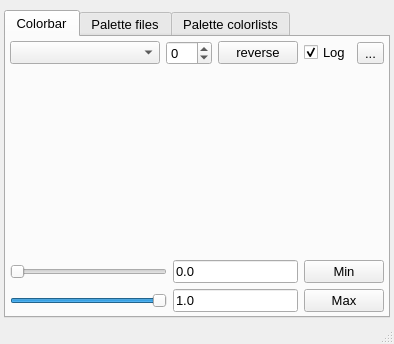
First picture: the form in UIs/nColorBarWin.ui, repository NeutrinoToolkit/Neutrino, before the edit.
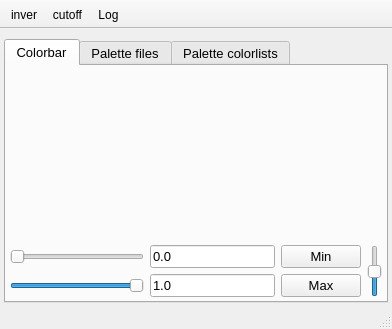
Second picture: the form after the edit. Icons and pictures are not drawn. Custom widgets are drawn as their Qt base class.

Commit message: fixed gamma on nColorbawin/nHistogram

Patch:
```diff
--- a/UIs/nColorBarWin.ui
+++ b/UIs/nColorBarWin.ui
@@ -6,13 +6,19 @@
    <rect>
     <x>0</x>
     <y>0</y>
-    <width>394</width>
-    <height>344</height>
+    <width>392</width>
+    <height>329</height>
    </rect>
   </property>
   <property name="windowTitle">
    <string>ColorBar</string>
   </property>
+  <property name="iconSize">
+   <size>
+    <width>20</width>
+    <height>20</height>
+   </size>
+  </property>
   <property name="unifiedTitleAndToolBarOnMac">
    <bool>true</bool>
   </property>
@@ -60,87 +66,6 @@
         <property name="bottomMargin">
          <number>4</number>
         </property>
-        <item row="0" column="0">
-         <widget class="QWidget" name="widget_3" native="true">
-          <layout class="QGridLayout" name="gridLayout_8" columnstretch="1,0,0,0,0,0">
-           <property name="leftMargin">
-            <number>0</number>
-           </property>
-           <property name="topMargin">
-            <number>0</number>
-           </property>
-           <property name="rightMargin">
-            <number>0</number>
-           </property>
-           <property name="bottomMargin">
-            <number>0</number>
-           </property>
-           <item row="0" column="0">
-            <widget class="QComboBox" name="comboBox">
-             <property name="enabled">
-              <bool>true</bool>
-             </property>
-             <property name="font">
-              <font>
-               <pointsize>10</pointsize>
-              </font>
-             </property>
-            </widget>
-           </item>
-           <item row="0" column="2">
-            <widget class="QPushButton" name="invert">
-             <property name="font">
-              <font>
-               <pointsize>10</pointsize>
-              </font>
-             </property>
-             <property name="text">
-              <string>reverse</string>
-             </property>
-            </widget>
-           </item>
-           <item row="0" column="3">
-            <widget class="QCheckBox" name="checkBox">
-             <property name="font">
-              <font>
-               <pointsize>10</pointsize>
-              </font>
-             </property>
-             <property name="autoFillBackground">
-              <bool>false</bool>
-             </property>
-             <property name="text">
-              <string>Log</string>
-             </property>
-             <property name="checked">
-              <bool>true</bool>
-             </property>
-            </widget>
-           </item>
-           <item row="0" column="1">
-            <widget class="QSpinBox" name="gamma">
-             <property name="toolTip">
-              <string>γ value (inverse if negative)</string>
-             </property>
-             <property name="minimum">
-              <number>-99</number>
-             </property>
-            </widget>
-           </item>
-           <item row="0" column="5">
-            <widget class="QToolButton" name="cutoff">
-             <property name="text">
-              <string>...</string>
-             </property>
-             <property name="icon">
-              <iconset resource="../resources/neutrino.qrc">
-               <normaloff>:/icons/saveClipboard.png</normaloff>:/icons/saveClipboard.png</iconset>
-             </property>
-            </widget>
-           </item>
-          </layout>
-         </widget>
-        </item>
         <item row="1" column="0">
          <widget class="nHistogram" name="histogram" native="true">
           <property name="minimumSize">
@@ -167,7 +92,7 @@
         </item>
         <item row="2" column="0">
          <widget class="QWidget" name="widget" native="true">
-          <layout class="QGridLayout" name="gridLayout_4" columnstretch="1,0,0">
+          <layout class="QGridLayout" name="gridLayout_4" columnstretch="1,0,0,0">
            <property name="leftMargin">
             <number>0</number>
            </property>
@@ -180,8 +105,32 @@
            <property name="bottomMargin">
             <number>0</number>
            </property>
-           <item row="0" column="0">
-            <widget class="QSlider" name="sliderMin">
+           <item row="1" column="2">
+            <widget class="QPushButton" name="setToMax">
+             <property name="font">
+              <font>
+               <pointsize>10</pointsize>
+              </font>
+             </property>
+             <property name="text">
+              <string>Max</string>
+             </property>
+            </widget>
+           </item>
+           <item row="1" column="1">
+            <widget class="QLineEdit" name="lineMax">
+             <property name="font">
+              <font>
+               <pointsize>10</pointsize>
+              </font>
+             </property>
+             <property name="text">
+              <string>1.0</string>
+             </property>
+            </widget>
+           </item>
+           <item row="1" column="0">
+            <widget class="QSlider" name="sliderMax">
              <property name="font">
               <font>
                <pointsize>10</pointsize>
@@ -190,6 +139,12 @@
              <property name="maximum">
               <number>10000</number>
              </property>
+             <property name="pageStep">
+              <number>1000</number>
+             </property>
+             <property name="value">
+              <number>10000</number>
+             </property>
              <property name="orientation">
               <enum>Qt::Horizontal</enum>
              </property>
@@ -219,8 +174,8 @@
              </property>
             </widget>
            </item>
-           <item row="1" column="0">
-            <widget class="QSlider" name="sliderMax">
+           <item row="0" column="0">
+            <widget class="QSlider" name="sliderMin">
              <property name="font">
               <font>
                <pointsize>10</pointsize>
@@ -228,42 +183,52 @@
              </property>
              <property name="maximum">
               <number>10000</number>
+             </property>
+             <property name="orientation">
+              <enum>Qt::Horizontal</enum>
+             </property>
+            </widget>
+           </item>
+           <item row="0" column="3" rowspan="2">
+            <widget class="QSlider" name="gamma">
+             <property name="toolTip">
+              <string>Image gamma</string>
+             </property>
+             <property name="minimum">
+              <number>-4</number>
+             </property>
+             <property name="maximum">
+              <number>6</number>
              </property>
              <property name="pageStep">
-              <number>1000</number>
+              <number>2</number>
              </property>
              <property name="value">
-              <number>10000</number>
+              <number>1</number>
              </property>
              <property name="orientation">
-              <enum>Qt::Horizontal</enum>
+              <enum>Qt::Vertical</enum>
              </property>
             </widget>
            </item>
-           <item row="1" column="1">
-            <widget class="QLineEdit" name="lineMax">
-             <property name="font">
-              <font>
-               <pointsize>10</pointsize>
-              </font>
-             </property>
-             <property name="text">
-              <string>1.0</string>
-             </property>
-            </widget>
-           </item>
-           <item row="1" column="2">
-            <widget class="QPushButton" name="setToMax">
-             <property name="font">
-              <font>
-               <pointsize>10</pointsize>
-              </font>
-             </property>
-             <property name="text">
-              <string>Max</string>
-             </property>
-            </widget>
-           </item>
+          </layout>
+         </widget>
+        </item>
+        <item row="0" column="0">
+         <widget class="QWidget" name="widget_3" native="true">
+          <layout class="QGridLayout" name="gridLayout_8" columnstretch="0">
+           <property name="leftMargin">
+            <number>0</number>
+           </property>
+           <property name="topMargin">
+            <number>0</number>
+           </property>
+           <property name="rightMargin">
+            <number>0</number>
+           </property>
+           <property name="bottomMargin">
+            <number>0</number>
+           </property>
           </layout>
          </widget>
         </item>
@@ -515,6 +480,72 @@
     </font>
    </property>
   </widget>
+  <widget class="QToolBar" name="toolBar">
+   <property name="windowTitle">
+    <string>toolBar</string>
+   </property>
+   <property name="movable">
+    <bool>false</bool>
+   </property>
+   <property name="floatable">
+    <bool>false</bool>
+   </property>
+   <attribute name="toolBarArea">
+    <enum>TopToolBarArea</enum>
+   </attribute>
+   <attribute name="toolBarBreak">
+    <bool>false</bool>
+   </attribute>
+   <addaction name="actionInvert"/>
+   <addaction name="actionCutoff"/>
+   <addaction name="actionLog"/>
+  </widget>
+  <action name="actionInvert">
+   <property name="checkable">
+    <bool>true</bool>
+   </property>
+   <property name="icon">
+    <iconset resource="../resources/neutrino.qrc">
+     <normaloff>:/icons/invert_colorbar.png</normaloff>:/icons/invert_colorbar.png</iconset>
+   </property>
+   <property name="text">
+    <string>inver</string>
+   </property>
+   <property name="toolTip">
+    <string>Invert colorbar</string>
+   </property>
+  </action>
+  <action name="actionCutoff">
+   <property name="icon">
+    <iconset resource="../resources/neutrino.qrc">
+     <normaloff>:/icons/expand.png</normaloff>:/icons/expand.png</iconset>
+   </property>
+   <property name="text">
+    <string>cutoff</string>
+   </property>
+   <property name="toolTip">
+    <string>New image with colorscale </string>
+   </property>
+  </action>
+  <action name="actionLog">
+   <property name="checkable">
+    <bool>true</bool>
+   </property>
+   <property name="icon">
+    <iconset resource="../resources/neutrino.qrc">
+     <normaloff>:/icons/histoNorm.png</normaloff>
+     <normalon>:/icons/histolog.png</normalon>:/icons/histoNorm.png</iconset>
+   </property>
+   <property name="text">
+    <string>Log</string>
+   </property>
+   <property name="toolTip">
+    <string>Log histogram</string>
+   </property>
+   <property name="neutrinoSave" stdset="0">
+    <bool>true</bool>
+   </property>
+  </action>
  </widget>
  <customwidgets>
   <customwidget>
```
Left out of the diff: 9 changed lines with no effect on the pictures. The commit also changes 17 other files.
